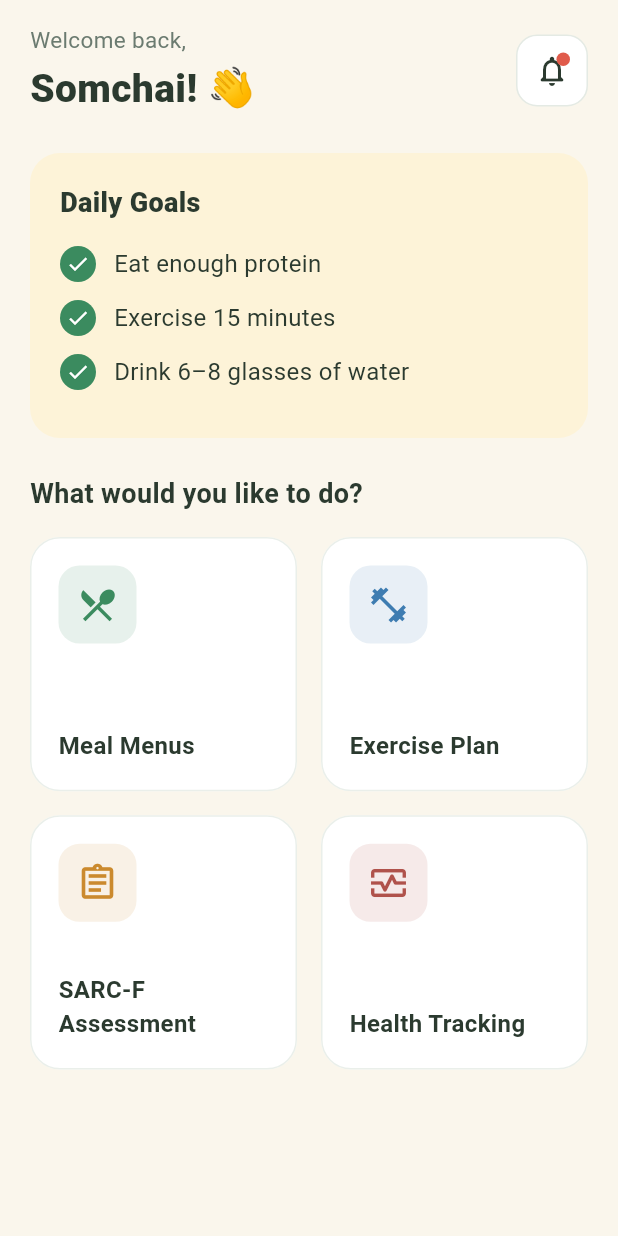
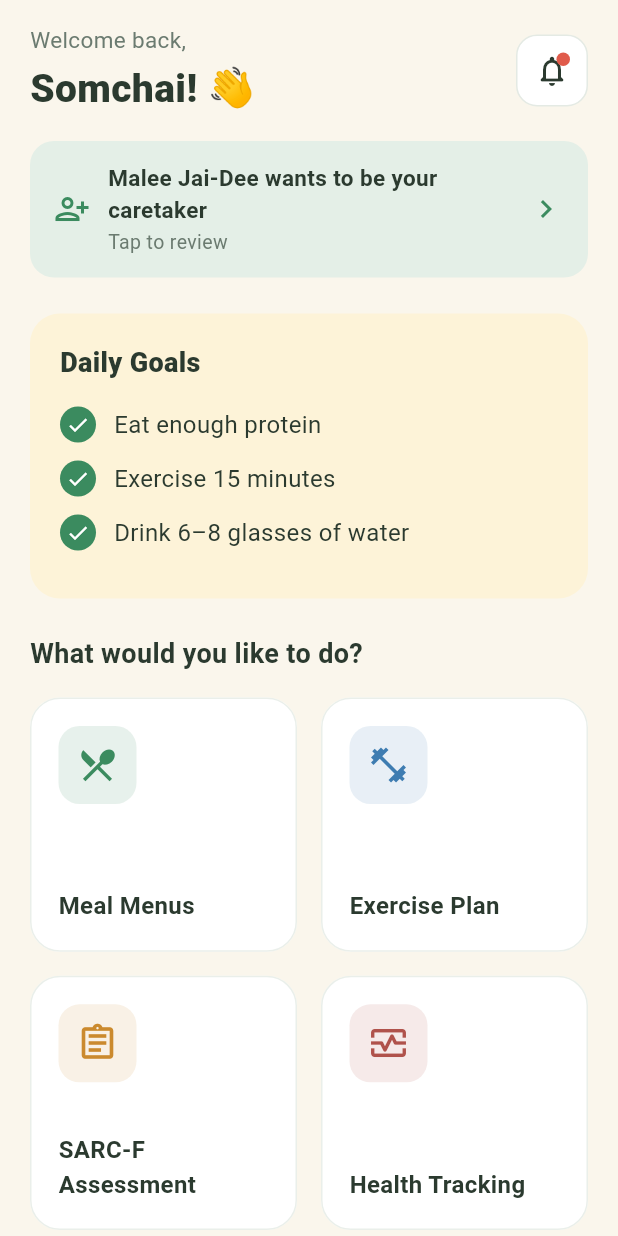
Before and after one commit to anuruddhika94/sarco_care, a Flutter app: the HomeScreen screen opened directly, on a phone screen of 412 x 824 dp. Run offline on Flutter 3.47's test engine with Material 3 defaults, Android fonts, the phone set to English and light mode, and no system bars.

Commit message:
Add caretaker-patient linking flow
- Add Patient (caretaker): phone search, result card, Send Request ->
  pending approval state
- Caretaker Request (patient): approval screen listing granted access with
  Approve/Decline
- Patient Home shows a caretaker request banner that opens approval and
  dismisses after a decision; wire Add Patient to the real screen

```diff
--- a/lib/screens/caretaker_home_screen.dart
+++ b/lib/screens/caretaker_home_screen.dart
@@ -1,7 +1,7 @@
 import 'package:flutter/material.dart';
 
 import '../theme/app_theme.dart';
-import '../widgets/placeholder_screen.dart';
+import 'add_patient_screen.dart';
 import 'assessment_screen.dart';
 import 'exercise_plan_screen.dart';
 import 'health_tracking_screen.dart';
@@ -149,7 +149,7 @@ class _CaretakerHomeScreenState extends State<CaretakerHomeScreen> {
             child: OutlinedButton.icon(
               onPressed: () => _open(
                 'Add Patient',
-                (_) => const PlaceholderScreen(title: 'Add Patient'),
+                (_) => const AddPatientScreen(),
               ),
               icon: const Icon(Icons.person_add_alt),
               label: const Text('Add Patient'),
--- a/lib/screens/home_screen.dart
+++ b/lib/screens/home_screen.dart
@@ -3,6 +3,7 @@ import 'package:flutter/material.dart';
 import '../theme/app_theme.dart';
 import '../widgets/placeholder_screen.dart';
 import 'assessment_screen.dart';
+import 'caretaker_approval_screen.dart';
 import 'exercise_plan_screen.dart';
 import 'health_tracking_screen.dart';
 import 'meals_screen.dart';
@@ -44,6 +45,7 @@ class HomeScreen extends StatelessWidget {
                   ),
                 ),
               ),
+              const _CaretakerRequestBanner(),
               const SizedBox(height: 24),
               const _DailyGoalsCard(),
               const SizedBox(height: 24),
@@ -129,6 +131,90 @@ class _GreetingHeader extends StatelessWidget {
           ),
         ),
       ],
+    );
+  }
+}
+
+/// Pending caretaker link request shown to the patient. Tapping it opens the
+/// approval screen; once approved or declined the banner dismisses itself.
+class _CaretakerRequestBanner extends StatefulWidget {
+  const _CaretakerRequestBanner();
+
+  @override
+  State<_CaretakerRequestBanner> createState() =>
+      _CaretakerRequestBannerState();
+}
+
+class _CaretakerRequestBannerState extends State<_CaretakerRequestBanner> {
+  static const _caretakerName = 'Malee Jai-Dee';
+  bool _visible = true;
+
+  Future<void> _review() async {
+    final approved = await Navigator.of(context).push<bool>(
+      MaterialPageRoute(
+        builder: (_) =>
+            const CaretakerApprovalScreen(caretakerName: _caretakerName),
+      ),
+    );
+    if (approved == null || !mounted) return;
+    setState(() => _visible = false);
+    ScaffoldMessenger.of(context)
+      ..hideCurrentSnackBar()
+      ..showSnackBar(
+        SnackBar(
+          content: Text(
+            approved
+                ? '$_caretakerName is now your caretaker'
+                : 'Request declined',
+          ),
+          backgroundColor: AppColors.primary,
+        ),
+      );
+  }
+
+  @override
+  Widget build(BuildContext context) {
+    if (!_visible) return const SizedBox.shrink();
+    return Padding(
+      padding: const EdgeInsets.only(top: 16),
+      child: Material(
+        color: AppColors.softGreen,
+        borderRadius: BorderRadius.circular(16),
+        child: InkWell(
+          borderRadius: BorderRadius.circular(16),
+          onTap: _review,
+          child: Padding(
+            padding: const EdgeInsets.symmetric(horizontal: 16, vertical: 14),
+            child: Row(
+              children: [
+                Icon(Icons.person_add_alt, color: AppColors.primary),
+                const SizedBox(width: 12),
+                Expanded(
+                  child: Column(
+                    crossAxisAlignment: CrossAxisAlignment.start,
+                    children: [
+                      Text(
+                        '$_caretakerName wants to be your caretaker',
+                        style: TextStyle(
+                          fontSize: 15,
+                          fontWeight: FontWeight.w700,
+                          color: AppColors.textDark,
+                        ),
+                      ),
+                      const SizedBox(height: 2),
+                      Text(
+                        'Tap to review',
+                        style: TextStyle(fontSize: 13, color: AppColors.textMuted),
+                      ),
+                    ],
+                  ),
+                ),
+                Icon(Icons.chevron_right, color: AppColors.primary),
+              ],
+            ),
+          ),
+        ),
+      ),
     );
   }
 }
```
Also changed, not shown: lib/screens/add_patient_screen.dart (added, +204 -0 lines), lib/screens/caretaker_approval_screen.dart (added, +136 -0 lines).
